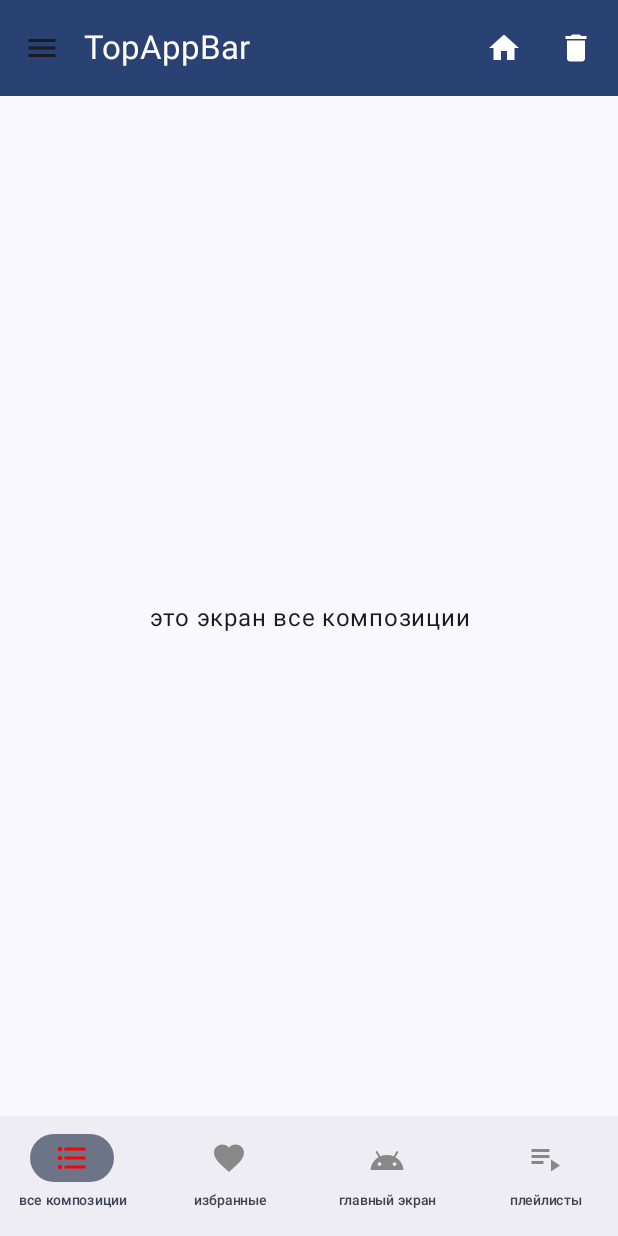
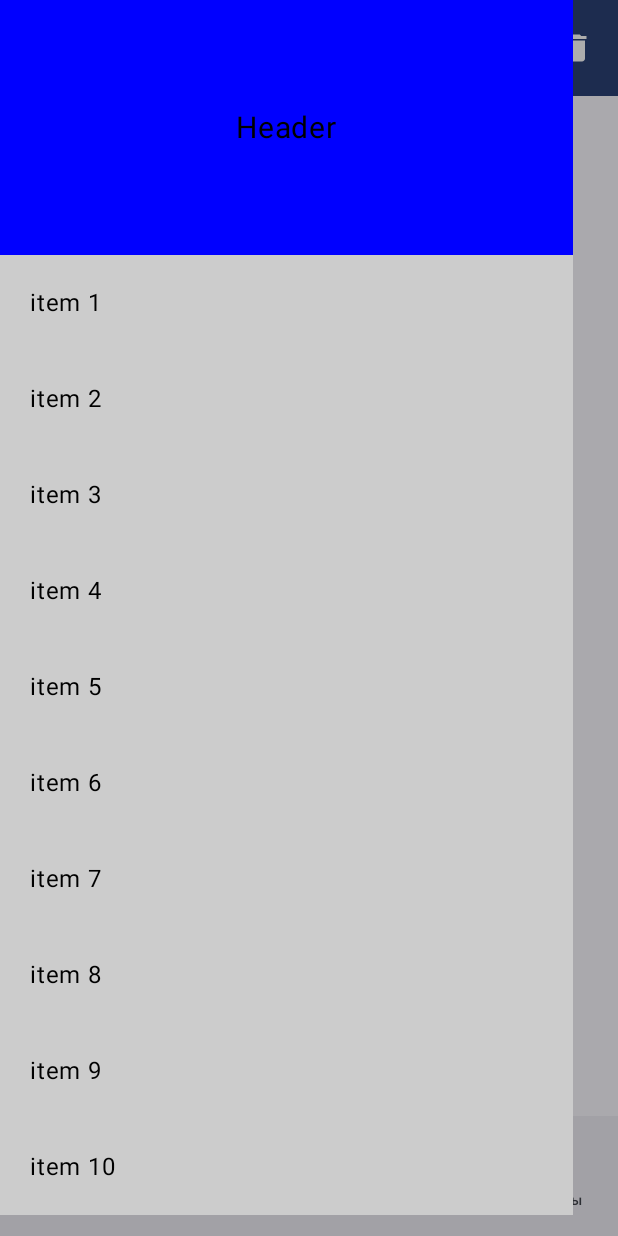
Before and after one commit to DevIsaev/Jetpack_Compose_Learning, an Android app built with Jetpack Compose: the screen it shows after launch (MainActivity), after a tap on "Menu", on a phone screen of 412 x 824 dp. Run offline under Robolectric (Android 15) with nearby library versions, the phone set to English and light mode, and no system bars.

Commit message:
Пятый проект
Реализован элемент Drawer

```diff
--- a/FifthProject/app/src/main/java/com/example/fifthproject/MainActivity.kt
+++ b/FifthProject/app/src/main/java/com/example/fifthproject/MainActivity.kt
@@ -6,10 +6,13 @@ import androidx.activity.ComponentActivity
 import androidx.activity.compose.setContent
 import androidx.activity.enableEdgeToEdge
 import androidx.compose.foundation.background
+import androidx.compose.foundation.layout.Column
 import androidx.compose.foundation.layout.fillMaxSize
 import androidx.compose.foundation.layout.padding
 import androidx.compose.foundation.shape.RoundedCornerShape
+import androidx.compose.material3.DrawerValue
 import androidx.compose.material3.ExperimentalMaterial3Api
+import androidx.compose.material3.ModalNavigationDrawer
 import androidx.compose.material3.Scaffold
 import androidx.compose.material3.Snackbar
 import androidx.compose.material3.SnackbarHost
@@ -18,6 +21,7 @@ import androidx.compose.material3.Text
 import androidx.compose.material3.TopAppBar
 import androidx.compose.material3.TopAppBarDefaults
 import androidx.compose.material3.rememberBottomSheetScaffoldState
+import androidx.compose.material3.rememberDrawerState
 import androidx.compose.runtime.Composable
 import androidx.compose.runtime.remember
 import androidx.compose.runtime.rememberCoroutineScope
@@ -27,6 +31,8 @@ import androidx.compose.ui.tooling.preview.Preview
 import androidx.compose.ui.unit.dp
 import androidx.navigation.compose.rememberNavController
 import com.example.fifthproject.TopAppBar.topAppBar
+import com.example.fifthproject.drawer.DrawerBody
+import com.example.fifthproject.drawer.DrawerNavigation
 import com.example.fifthproject.screens.bottom_navigation.BottomNav
 import com.example.fifthproject.screens.bottom_navigation.NavGraph
 import com.example.fifthproject.ui.theme.FifthProjectTheme
@@ -44,16 +50,36 @@ class MainActivity : ComponentActivity() {
                 val snackbarHostState = remember { SnackbarHostState() }
                 val navController = rememberNavController()
                 val coroutineScope = rememberCoroutineScope()
+                val drawerState = rememberDrawerState(initialValue = DrawerValue.Closed)
 
-                Scaffold(
-                    modifier = Modifier.fillMaxSize(),
-                    bottomBar = { BottomNav(navController) },
-                    topBar = { topAppBar(this,coroutineScope, snackbarHostState) },
-                    snackbarHost = { SnackbarHost(snackbarHostState){data->
-                        Snackbar(data,  containerColor = Color.Blue, shape = RoundedCornerShape(20.dp), modifier = Modifier.padding(bottom = 25.dp))
-                    } }
+                var c= remember { Color.Blue }
+                ModalNavigationDrawer(
+                    drawerState = drawerState,
+                    drawerContent = {
+                        // Содержимое вашего Drawer
+                        Column(Modifier.padding(end=30.dp)) {
+                            DrawerNavigation(c)
+                            DrawerBody()
+                        }
+                    }
                 ) {
-                    NavGraph(navController)
+                    Scaffold(
+                        modifier = Modifier.fillMaxSize(),
+                        bottomBar = { BottomNav(navController) },
+                        topBar = { topAppBar(this, coroutineScope, snackbarHostState,drawerState) },
+                        snackbarHost = {
+                            SnackbarHost(snackbarHostState) { data ->
+                                Snackbar(
+                                    data,
+                                    containerColor = Color.Blue,
+                                    shape = RoundedCornerShape(20.dp),
+                                    modifier = Modifier.padding(bottom = 25.dp)
+                                )
+                            }
+                        },
+                        ) {
+                        NavGraph(navController)
+                    }
                 }
             }
         }
--- a/FifthProject/app/src/main/java/com/example/fifthproject/TopAppBar/topappBar.kt
+++ b/FifthProject/app/src/main/java/com/example/fifthproject/TopAppBar/topappBar.kt
@@ -7,6 +7,7 @@ import androidx.compose.material.icons.Icons
 import androidx.compose.material.icons.filled.Delete
 import androidx.compose.material.icons.filled.Home
 import androidx.compose.material.icons.filled.Menu
+import androidx.compose.material3.DrawerState
 import androidx.compose.material3.ExperimentalMaterial3Api
 import androidx.compose.material3.Icon
 import androidx.compose.material3.IconButton
@@ -28,7 +29,8 @@ import kotlinx.coroutines.launch
 @Composable
 fun topAppBar(context: Context,
               coroutineScope: CoroutineScope, // Принимаем scope как параметр
-              snackbarHostState: SnackbarHostState // Принимаем состояние снэкбара
+              snackbarHostState: SnackbarHostState, // Принимаем состояние снэкбара
+              drawerState: DrawerState
 ) {
     TopAppBar(
         title = { Text("TopAppBar") },
@@ -38,7 +40,9 @@ fun topAppBar(context: Context,
         ),
         navigationIcon = {
             IconButton(onClick = {
-                Toast.makeText(context, "Menu", Toast.LENGTH_SHORT).show()
+                    coroutineScope.launch {
+                        drawerState.open()
+                    }
             }) {
                 Icon(
                     imageVector = Icons.Filled.Menu,
--- /dev/null
+++ b/FifthProject/app/src/main/java/com/example/fifthproject/drawer/DrawerNavigation.kt
@@ -0,0 +1,38 @@
+package com.example.fifthproject.drawer
+
+import androidx.compose.foundation.background
+import androidx.compose.foundation.clickable
+import androidx.compose.foundation.layout.Arrangement
+import androidx.compose.foundation.layout.Column
+import androidx.compose.foundation.layout.fillMaxWidth
+import androidx.compose.foundation.layout.height
+import androidx.compose.foundation.layout.padding
+import androidx.compose.foundation.lazy.LazyColumn
+import androidx.compose.material3.Text
+import androidx.compose.runtime.Composable
+import androidx.compose.runtime.mutableStateOf
+import androidx.compose.runtime.remember
+import androidx.compose.ui.Alignment
+import androidx.compose.ui.Modifier
+import androidx.compose.ui.graphics.Color
+import androidx.compose.ui.unit.dp
+import androidx.compose.ui.unit.sp
+import com.example.fifthproject.MainActivity
+
+@Composable
+fun DrawerNavigation(c: Color) {
+    Column(Modifier.fillMaxWidth().height(170.dp).background(c), horizontalAlignment = Alignment.CenterHorizontally, verticalArrangement = Arrangement.Center) {
+        Text("Header", fontSize = 20.sp)
+    }
+}
+
+@Composable
+fun DrawerBody(){
+    LazyColumn(Modifier.fillMaxWidth().background(Color.LightGray),) {
+        items(10){
+            Text("item ${it+1}", Modifier.fillMaxWidth().clickable{
+
+            }.padding(20.dp))
+        }
+    }
+}
```
